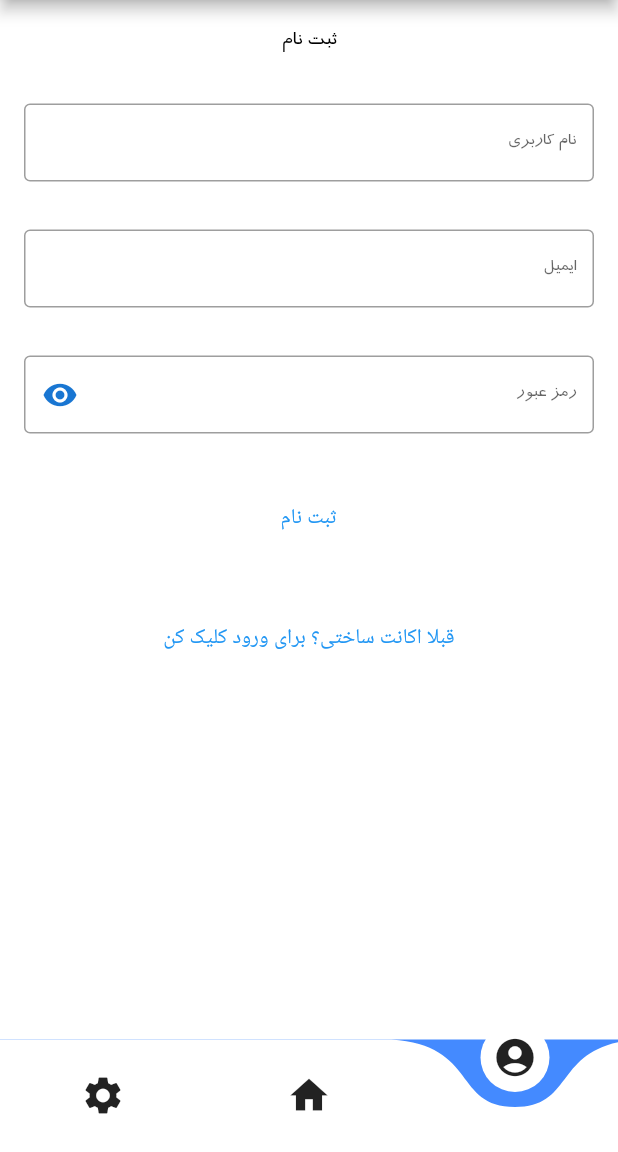
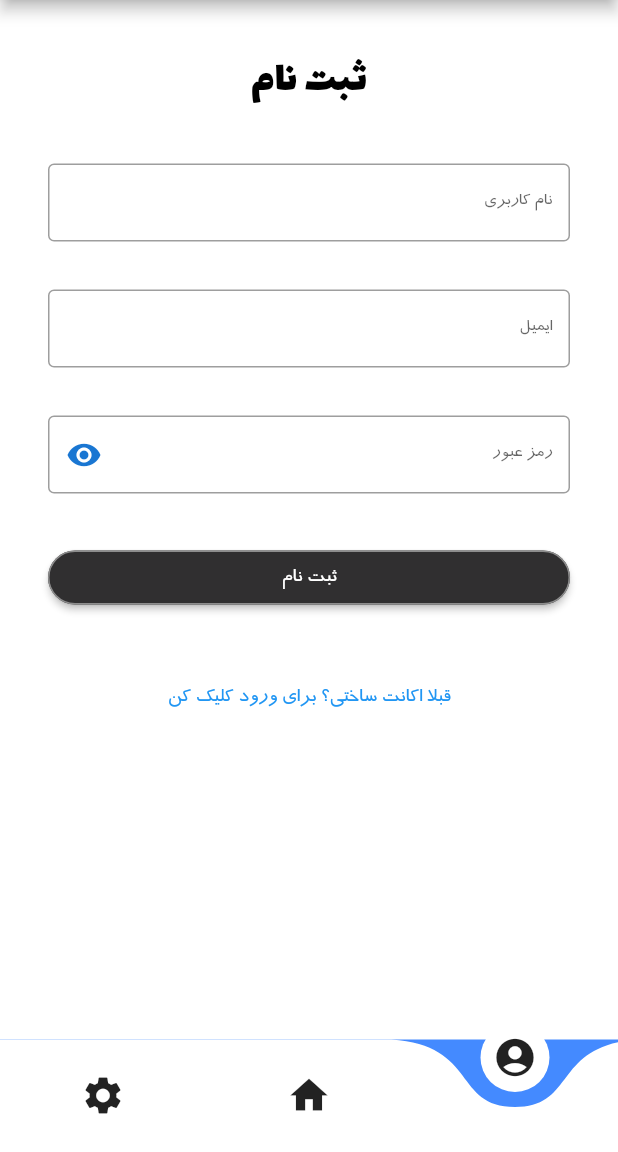
Before and after one commit to dorrin-sot/Mobdev-Game-Project, a Flutter app: the screen it shows after launch, item 3 of the bottom bar chosen, after a tap on "اگه اکانت نداری برای ثبت نام کلیک کن", on a phone screen of 412 x 824 dp, the part 84-1236 px from its top. Run offline on Flutter 3.47's test engine with Material 2 defaults, Android fonts, the phone set to English and light mode, and no system bars; our stand-ins replace animated_text_kit, auth_buttons, circular_countdown_timer, connectivity_plus, curved_navigation_bar, firebase_core and 9 more; missing offline and left inert: cron, pedantic; accounts and stored records are empty; statements that could not run were skipped.

Commit message:
pixel overflow fixed and set some font and color for accounts and setting menu

```diff
--- a/lib/views/navigation_pages/accounts.dart
+++ b/lib/views/navigation_pages/accounts.dart
@@ -40,17 +40,21 @@ class AccountsPageLogin extends StatelessWidget {
 
   @override
   Widget build(BuildContext context) => Center(
-        child: Column(
+        child: ListView(
+          padding: EdgeInsets.all(16.0),
           children: [
             Padding(
                 padding: EdgeInsets.all(16.0),
+                child: Center(
                     child: Text(
                   "ورود",
-                  style: TextStyle(color: Colors.black, fontFamily: 'Traffic'),
-                )),
+                  style: TextStyle(
+                      color: Colors.black, fontFamily: 'Lalezar', fontSize: 30),
+                ))),
             Padding(
                 padding: EdgeInsets.all(16.0),
                 child: TextField(
+                  style: TextStyle(color: Colors.black),
                   controller: controller.usernameController,
                   textAlign: TextAlign.right,
                   decoration: InputDecoration(
@@ -61,6 +65,7 @@ class AccountsPageLogin extends StatelessWidget {
             Obx(() => Padding(
                 padding: EdgeInsets.all(16.0),
                 child: TextField(
+                  style: TextStyle(color: Colors.black),
                   obscureText: controller.passwordVisible.value,
                   controller: controller.passwordController,
                   textAlign: TextAlign.right,
@@ -83,7 +88,7 @@ class AccountsPageLogin extends StatelessWidget {
                 ))),
             Padding(
                 padding: EdgeInsets.all(16.0),
-                child: TextButton(
+                child: ElevatedButton(
                     onPressed: () {
                       User(controller.usernameController.text,
                               controller.passwordController.text)
@@ -102,8 +107,7 @@ class AccountsPageLogin extends StatelessWidget {
                               errorMessage = "ارتباط با سرور برقرار نشد!";
                               break;
                             case 101:
-                              errorMessage =
-                              "نام کاربری یا رمزعبور اشتباه است";
+                              errorMessage = "نام کاربری یا رمزعبور اشتباه است";
                               break;
                             case 200:
                               errorMessage =
@@ -119,15 +123,14 @@ class AccountsPageLogin extends StatelessWidget {
                           Get.defaultDialog(
                               title: "خطا",
                               titleStyle: TextStyle(color: Colors.red),
-                              content: Text(
-                                errorMessage,
-                              ),
-                              textCancel: "باشه");
+                              middleTextStyle: TextStyle(color: Colors.black),
+                              middleText: errorMessage,
+                              textCancel: 'باشه');
                         }
                         return response;
                       });
                     },
-                    child: Text("ورود"))),
+                    child: Text("ورود",style: TextStyle(fontFamily: 'Traffic'),))),
             Padding(
                 padding: EdgeInsets.all(16.0),
                 child: GoogleAuthButton(
@@ -145,7 +148,10 @@ class AccountsPageLogin extends StatelessWidget {
                 child: TextButton(
                     onPressed: () => Get.find<NavBarController>()
                         .setCurrent('/account/register'),
-                    child: Text("اگه اکانت نداری برای ثبت نام کلیک کن")))
+                    child: Text(
+                      "اگه اکانت نداری برای ثبت نام کلیک کن",
+                      style: TextStyle(fontFamily: 'Traffic'),
+                    )))
           ],
         ),
       );
@@ -157,17 +163,20 @@ class AccountsPageRegister extends StatelessWidget {
 
   @override
   Widget build(BuildContext context) => Center(
-    child: Column(
+        child: ListView(
+          padding: EdgeInsets.all(16.0),
           children: [
             Padding(
                 padding: EdgeInsets.all(16.0),
+                child: Center(
                     child: Text(
                   "ثبت نام",
-              style: TextStyle(color: Colors.black, fontFamily: 'Traffic'),
-            )),
+                  style: TextStyle(color: Colors.black, fontFamily: 'Lalezar',fontSize: 30),
+                ))),
             Padding(
                 padding: EdgeInsets.all(16.0),
                 child: TextField(
+                  style: TextStyle(color: Colors.black),
                   controller: controller.usernameController,
                   textAlign: TextAlign.right,
                   decoration: InputDecoration(
@@ -178,6 +187,7 @@ class AccountsPageRegister extends StatelessWidget {
             Padding(
                 padding: EdgeInsets.all(16.0),
                 child: TextField(
+                  style: TextStyle(color: Colors.black),
                   controller: controller.emailController,
                   textAlign: TextAlign.right,
                   decoration: InputDecoration(
@@ -188,6 +198,7 @@ class AccountsPageRegister extends StatelessWidget {
             Obx(() => Padding(
                 padding: EdgeInsets.all(16.0),
                 child: TextField(
+                  style: TextStyle(color: Colors.black),
                   obscureText: controller.passwordVisible.value,
                   controller: controller.passwordController,
                   textAlign: TextAlign.right,
@@ -210,7 +221,7 @@ class AccountsPageRegister extends StatelessWidget {
                 ))),
             Padding(
                 padding: EdgeInsets.all(16.0),
-            child: TextButton(
+                child: ElevatedButton(
                     onPressed: () {
                       User.forParseRegister(controller.usernameController.text,
                               controller.passwordController.text,
@@ -233,8 +244,7 @@ class AccountsPageRegister extends StatelessWidget {
                               errorMessage = "فرمت ایمیلت اشتباهه!";
                               break;
                             case 202:
-                          errorMessage =
-                          "این نام کاربری قبلا استفاده شده";
+                              errorMessage = "این نام کاربری قبلا استفاده شده";
                               break;
                             case 203:
                               errorMessage = "این ایمیل قبلا استفاده شده";
@@ -256,23 +266,22 @@ class AccountsPageRegister extends StatelessWidget {
                           Get.defaultDialog(
                               title: "خطا",
                               titleStyle: TextStyle(color: Colors.red),
-                          content: Text(
-                            errorMessage,
-                          ),
+                              middleText: errorMessage,
+                              middleTextStyle: TextStyle(color: Colors.black),
                               textCancel: "باشه");
                         }
                         return response;
                       });
                       ;
                     },
-                child: Text("ثبت نام"))),
+                    child: Text("ثبت نام",style: TextStyle(fontFamily: 'Traffic'),))),
             Padding(
                 padding: EdgeInsets.all(16.0),
                 child: TextButton(
                     onPressed: () {
                       Get.back();
                     },
-                child: Text("قبلا اکانت ساختی؟ برای ورود کلیک کن")))
+                    child: Text("قبلا اکانت ساختی؟ برای ورود کلیک کن",style: TextStyle(fontFamily: 'Traffic'),)))
           ],
         ),
       );
--- a/lib/views/navigation_pages/settings.dart
+++ b/lib/views/navigation_pages/settings.dart
@@ -14,7 +14,7 @@ class SettingsPage extends StatelessWidget {
           Padding(
             padding: EdgeInsets.all(16.0),
             child: Text("تنظیمات",
-                style: TextStyle(color: Colors.black, fontFamily: 'Traffic')),
+                style: TextStyle(color: Colors.black, fontFamily: 'Lalezar',fontSize: 30)),
           ),
           Row(children: [
             Obx(() => Padding(
```
Also changed, not shown: pubspec.lock. Lines whose indentation alone changed are shown as unchanged.
